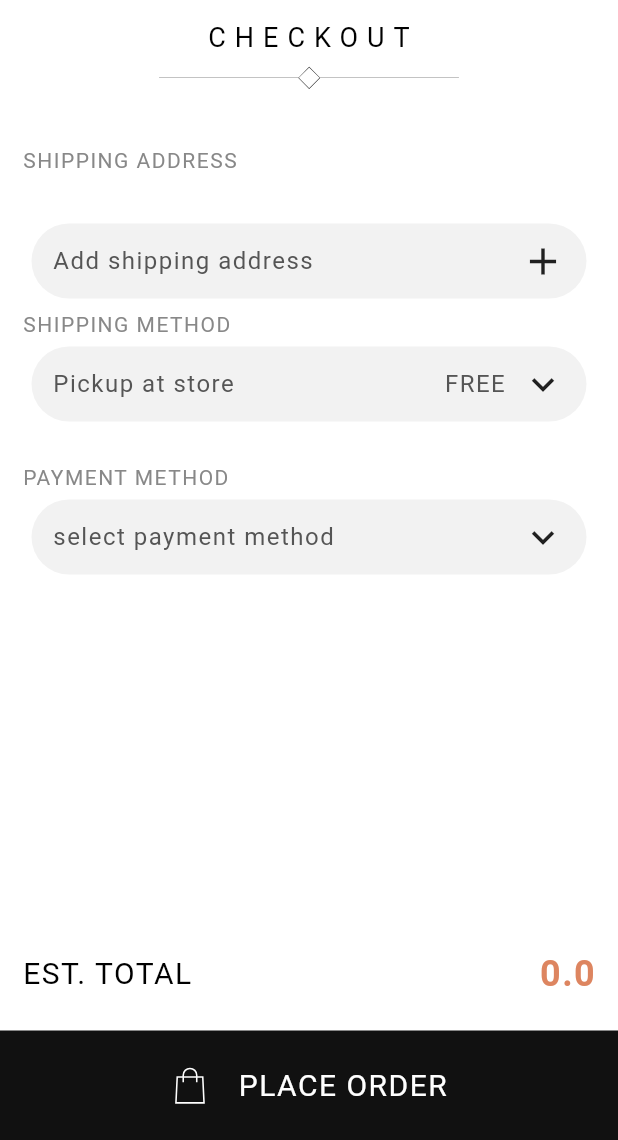
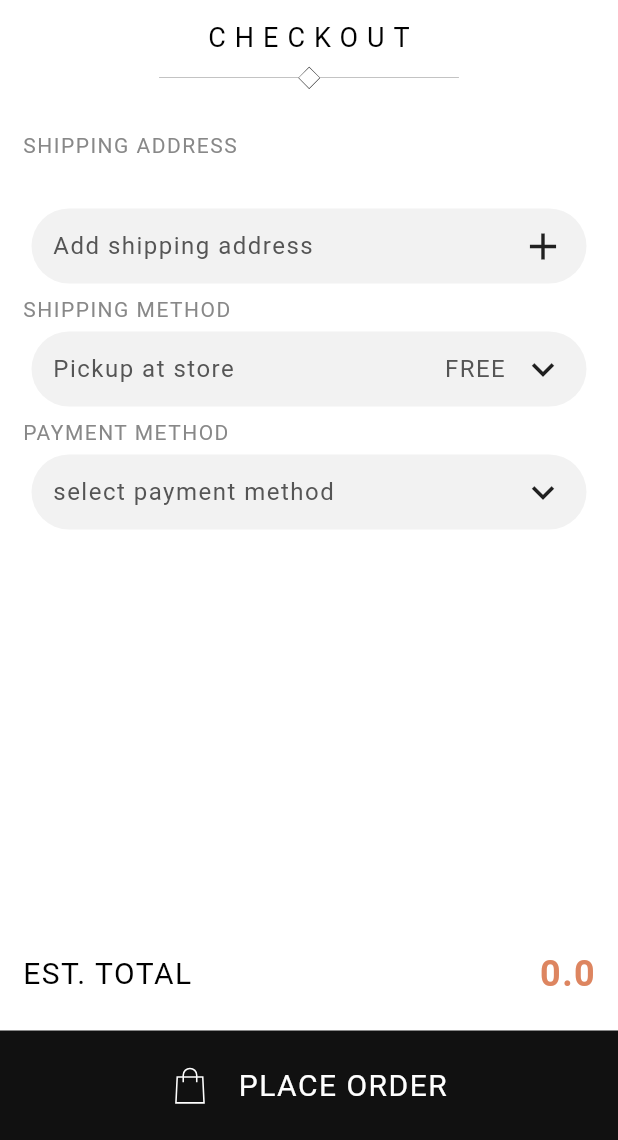
Before and after one commit to m9stafa05/Open-Fashion, a Flutter app: the PlaceOrderScreen screen opened directly with empty values, on a phone screen of 412 x 824 dp, the part 96-1236 px from its top. Run offline on Flutter 3.47's test engine with Material 3 defaults, Android fonts, the phone set to English and light mode, and no system bars; our stand-ins replace flutter_credit_card, flutter_svg, gap, ionicons, shared_preferences; accounts and stored records are empty; Roboto replaces fonts that are missing (Tenor Sans).

```diff
--- a/lib/widgets/place_order_screen_body.dart
+++ b/lib/widgets/place_order_screen_body.dart
@@ -28,19 +28,21 @@ class PlaceOrderScreenBody extends StatelessWidget {
     return Column(
       children: [
         CustomTextHeader(text: 'CheckOut'),
-        const Gap(20),
+        const Gap(10),
         // Address Section
         AddressSelection(),
         const Gap(10),
         // Shopping Method Section
         ShoppingMethod(),
-        const Gap(30),
+        const Gap(10),
         // Payment Method Section
         PaymentMethodSelection(),
         Spacer(),
         TotalCost(price: total),
         Gap(20),
-        CustomBottom(text: 'Place order', onTap: () {}),
+        CustomBottom(text: 'Place order', onTap: () {
+
+        }),
       ],
     );
   }
```
